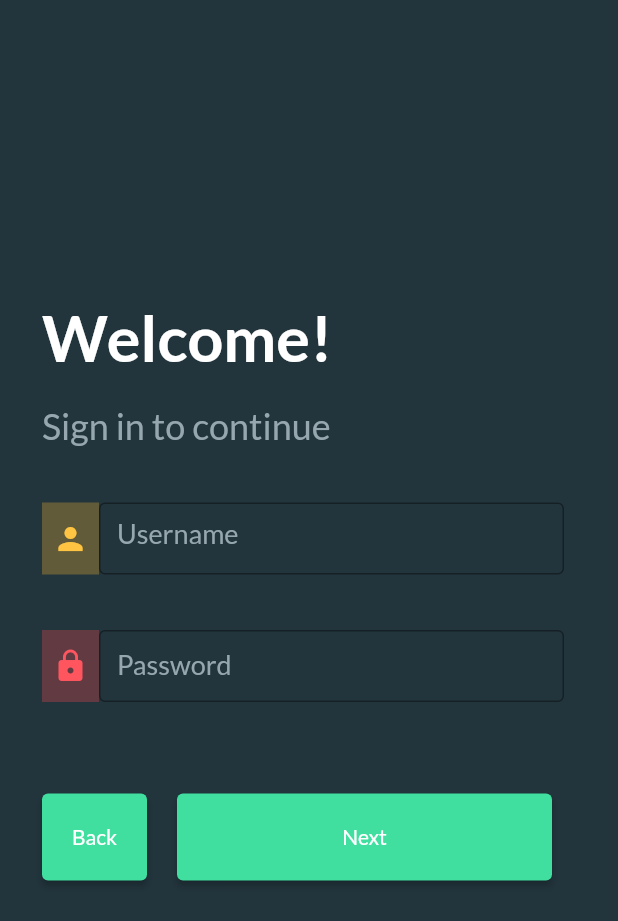
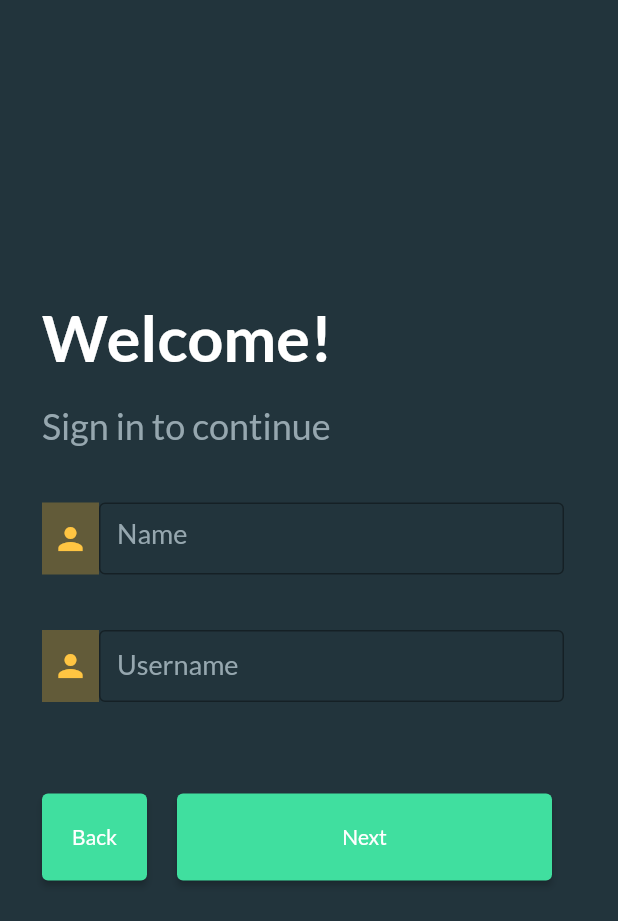
Before and after one commit to cheahyla0/class_assessment_app, a Flutter app: the Register1 screen opened directly, on a phone screen of 412 x 824 dp. Shown: the top 921 px of the screen. Run offline on Flutter 3.47's test engine with Material 2 defaults, Android fonts, the phone set to English and light mode, and no system bars; our stand-ins replace google_fonts.

Commit message:
change icon and label

```diff
--- a/lib/pages/register1.dart
+++ b/lib/pages/register1.dart
@@ -72,7 +72,7 @@ class _Register1State extends State<Register1> {
                             style: TextStyle(
                                 color: Color.fromRGBO(255, 255, 255, 100)),
                             decoration: InputDecoration(
-                              hintText: 'Username',
+                              hintText: 'Name',
                               hintStyle: TextStyle(
                                 color: Color.fromRGBO(150, 167, 175, 100),
                                 fontSize: 18,
@@ -94,10 +94,10 @@ class _Register1State extends State<Register1> {
                         height: 48,
                         width: 38,
                         child: const Icon(
-                          Icons.lock,
-                          color: Color.fromRGBO(255, 85, 95, 100),
+                          Icons.person,
+                          color: Color.fromRGBO(255, 197, 66, 100),
                         ),
-                        color: const Color.fromRGBO(98, 58, 66, 100),
+                        color: const Color.fromRGBO(98, 91, 57, 100),
                       ),
                       Container(
                         height: 48,
@@ -109,7 +109,7 @@ class _Register1State extends State<Register1> {
                                 color: Color.fromRGBO(255, 255, 255, 100)),
                             obscureText: true,
                             decoration: InputDecoration(
-                              labelText: 'Password',
+                              labelText: 'Username',
                               labelStyle: TextStyle(
                                 color: Color.fromRGBO(150, 167, 175, 100),
                                 fontSize: 18,
```
